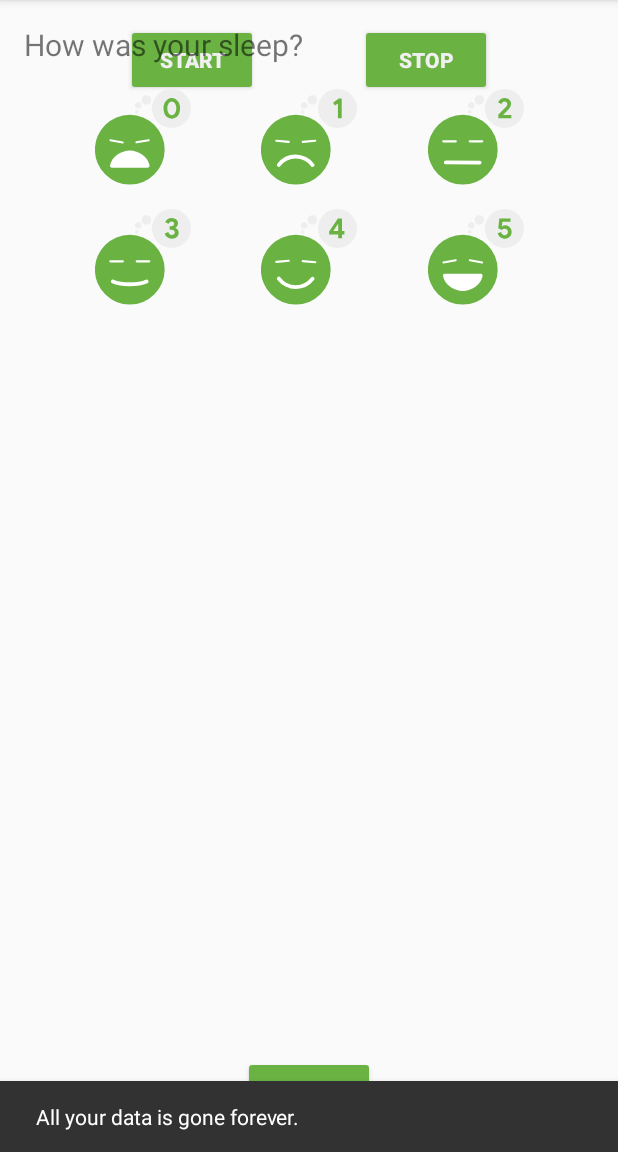
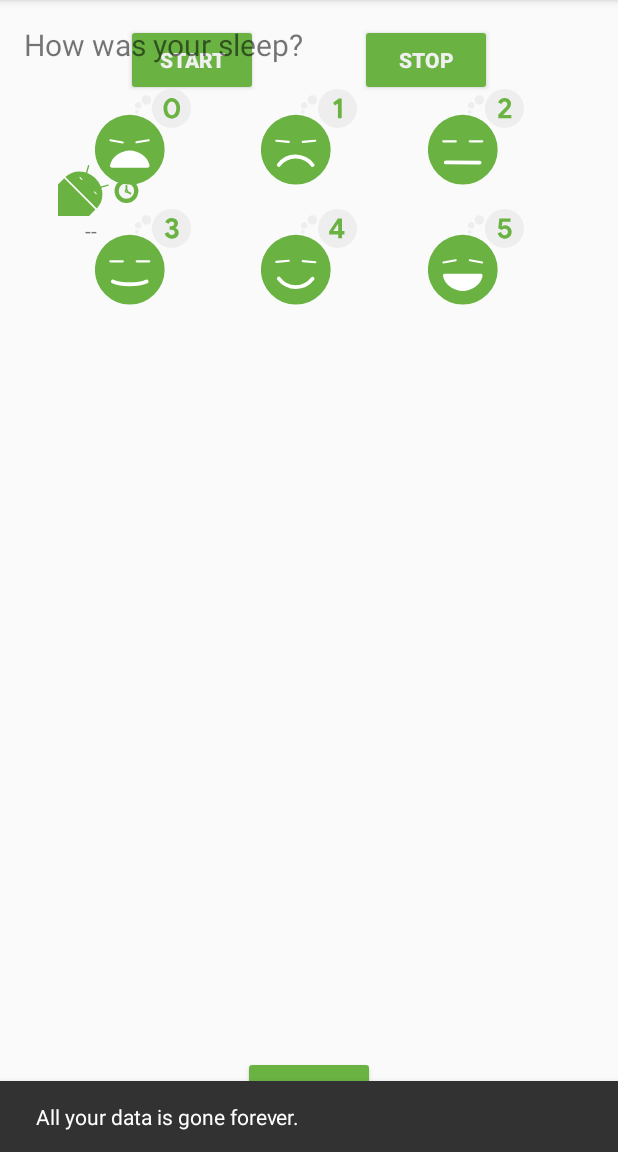
Before and after one commit to zvonimirplivelic/TrackMySleepQuality, an Android app: the screen it shows after launch (MainActivity), after a tap on "CLEAR", on a phone screen of 412 x 824 dp, the part 84-1236 px from its top. Run offline under Robolectric (Android 15) with nearby library versions, the phone set to English and light mode, and no system bars; our stand-ins replace Room's generated code, data binding; Roboto replaces fonts that are not available here; 4 statements that could not run were skipped; 2 other taps on this screen came first.

Commit message:
changed recycler manager from linear to grid layout manager

```diff
--- a/app/src/main/java/com/example/android/trackmysleepquality/sleeptracker/BindingUtils.kt
+++ b/app/src/main/java/com/example/android/trackmysleepquality/sleeptracker/BindingUtils.kt
@@ -9,27 +9,29 @@ import com.example.android.trackmysleepquality.convertNumericQualityToString
 import com.example.android.trackmysleepquality.database.SleepNight
 
 
-class BindingUtils () {
 @BindingAdapter("sleepDurationFormatted")
 fun TextView.setSleepDurationFormatted(item: SleepNight) {
     text = convertDurationToFormatted(item.startTimeMillis, item.endTimeMillis, context.resources)
 }
+
 
 @BindingAdapter("sleepQualityString")
 fun TextView.setSleepQualityString(item: SleepNight) {
     text = convertNumericQualityToString(item.sleepQuality, context.resources)
 }
 
+
 @BindingAdapter("sleepImage")
 fun ImageView.setSleepImage(item: SleepNight) {
-        setImageResource(when(item.sleepQuality) {
+    setImageResource(when (item.sleepQuality) {
         0 -> R.drawable.ic_sleep_0
         1 -> R.drawable.ic_sleep_1
         2 -> R.drawable.ic_sleep_2
+
         3 -> R.drawable.ic_sleep_3
+
         4 -> R.drawable.ic_sleep_4
         5 -> R.drawable.ic_sleep_5
         else -> R.drawable.ic_sleep_active
     })
 }
-}
--- a/app/src/main/java/com/example/android/trackmysleepquality/sleeptracker/SleepTrackerFragment.kt
+++ b/app/src/main/java/com/example/android/trackmysleepquality/sleeptracker/SleepTrackerFragment.kt
@@ -25,70 +25,64 @@ import androidx.fragment.app.Fragment
 import androidx.lifecycle.Observer
 import androidx.lifecycle.ViewModelProvider
 import androidx.navigation.fragment.findNavController
+import androidx.recyclerview.widget.GridLayoutManager
 import com.example.android.trackmysleepquality.R
 import com.example.android.trackmysleepquality.database.SleepDatabase
 import com.example.android.trackmysleepquality.databinding.FragmentSleepTrackerBinding
 import com.google.android.material.snackbar.Snackbar
 
-/**
- * A fragment with buttons to record start and end times for sleep, which are saved in
- * a database. Cumulative data is displayed in a simple scrollable TextView.
- * (Because we have not learned about RecyclerView yet.)
- */
 class SleepTrackerFragment : Fragment() {
-
-    /**
-     * Called when the Fragment is ready to display content to the screen.
-     *
-     * This function uses DataBindingUtil to inflate R.layout.fragment_sleep_quality.
-     */
     override fun onCreateView(inflater: LayoutInflater, container: ViewGroup?,
                               savedInstanceState: Bundle?): View? {
-
-        // Get a reference to the binding object and inflate the fragment views.
         val binding: FragmentSleepTrackerBinding = DataBindingUtil.inflate(
                 inflater, R.layout.fragment_sleep_tracker, container, false)
 
         val application = requireNotNull(this.activity).application
+
         val dataSource = SleepDatabase.getInstance(application).sleepDatabaseDao
-
         val viewModelFactory = SleepTrackerViewModelFactory(dataSource, application)
 
         val sleepTrackerViewModel =
-                ViewModelProvider(this, viewModelFactory)
-                        .get(SleepTrackerViewModel::class.java)
+                ViewModelProvider(
+                        this, viewModelFactory).get(SleepTrackerViewModel::class.java)
+
+        binding.sleepTrackerViewModel = sleepTrackerViewModel
 
         val adapter = SleepNightAdapter()
+        binding.sleepList.adapter = adapter
 
-        sleepTrackerViewModel.navigateToSleepQuality.observe(viewLifecycleOwner, { night ->
-            night?.let {
-                findNavController().navigate(
-                        SleepTrackerFragmentDirections
-                                .actionSleepTrackerFragmentToSleepQualityFragment(night.nightId))
-                sleepTrackerViewModel.doneNavigating()
+        sleepTrackerViewModel.nights.observe(viewLifecycleOwner, Observer {
+            it?.let {
+                adapter.submitList(it)
             }
         })
 
-        sleepTrackerViewModel.showSnackBarEvent.observe(viewLifecycleOwner, {
+        binding.setLifecycleOwner(this)
+
+        sleepTrackerViewModel.showSnackBarEvent.observe(viewLifecycleOwner, Observer {
             if (it == true) {
                 Snackbar.make(
                         requireActivity().findViewById(android.R.id.content),
                         getString(R.string.cleared_message),
-                        Snackbar.LENGTH_SHORT
+                        Snackbar.LENGTH_SHORT // How long to display the message.
                 ).show()
                 sleepTrackerViewModel.doneShowingSnackbar()
             }
         })
 
-        sleepTrackerViewModel.nights.observe(viewLifecycleOwner, {
-            it?.let {
-                adapter.submitList(it)
+        sleepTrackerViewModel.navigateToSleepQuality.observe(viewLifecycleOwner, Observer { night ->
+            night?.let {
+                this.findNavController().navigate(
+                        SleepTrackerFragmentDirections
+                                .actionSleepTrackerFragmentToSleepQualityFragment(night.nightId))
+
+                sleepTrackerViewModel.doneNavigating()
             }
         })
 
-        binding.sleepList.adapter = adapter
-        binding.sleepTrackerViewModel = sleepTrackerViewModel
-        binding.lifecycleOwner = this
+        val manager = GridLayoutManager(activity, 3)
+        binding.sleepList.layoutManager = manager
+
 
         return binding.root
     }
--- a/app/src/main/res/layout/fragment_sleep_tracker.xml
+++ b/app/src/main/res/layout/fragment_sleep_tracker.xml
@@ -82,7 +82,6 @@
             android:id="@+id/sleep_list"
             android:layout_width="match_parent"
             android:layout_height="0dp"
-            app:layoutManager="androidx.recyclerview.widget.LinearLayoutManager"
             app:layout_constraintBottom_toTopOf="@id/clear_button"
             app:layout_constraintLeft_toLeftOf="parent"
             app:layout_constraintRight_toRightOf="parent"
--- a/app/src/main/res/layout/list_item_sleep_night.xml
+++ b/app/src/main/res/layout/list_item_sleep_night.xml
@@ -1,14 +1,30 @@
-<?xml version="1.0" encoding="utf-8"?>
+<?xml version="1.0" encoding="utf-8"?><!--
+  ~ Copyright 2019, The Android Open Source Project
+  ~
+  ~ Licensed under the Apache License, Version 2.0 (the "License");
+  ~ you may not use this file except in compliance with the License.
+  ~ You may obtain a copy of the License at
+  ~
+  ~     http://www.apache.org/licenses/LICENSE-2.0
+  ~
+  ~ Unless required by applicable law or agreed to in writing, software
+  ~ distributed under the License is distributed on an "AS IS" BASIS,
+  ~ WITHOUT WARRANTIES OR CONDITIONS OF ANY KIND, either express or implied.
+  ~ See the License for the specific language governing permissions and
+  ~ limitations under the License.
+  -->
+
+
 <layout xmlns:android="http://schemas.android.com/apk/res/android"
     xmlns:app="http://schemas.android.com/apk/res-auto"
     xmlns:tools="http://schemas.android.com/tools">
 
     <data>
-
         <variable
             name="sleep"
-            type="com.example.android.trackmysleepquality.database.SleepNight" />
+            type="com.example.android.trackmysleepquality.database.SleepNight"/>
     </data>
+
 
     <androidx.constraintlayout.widget.ConstraintLayout
         android:layout_width="match_parent"
@@ -18,38 +34,28 @@
             android:id="@+id/quality_image"
             android:layout_width="@dimen/icon_size"
             android:layout_height="60dp"
-            android:layout_marginStart="16dp"
             android:layout_marginTop="8dp"
             android:layout_marginBottom="8dp"
             app:layout_constraintBottom_toBottomOf="parent"
+            app:layout_constraintEnd_toEndOf="parent"
             app:layout_constraintStart_toStartOf="parent"
             app:layout_constraintTop_toTopOf="parent"
-            app:sleepImage="@{sleep}"
-            tools:srcCompat="@drawable/ic_sleep_5" />
-
-        <TextView
-            android:id="@+id/sleep_length"
-            android:layout_width="0dp"
-            android:layout_height="20dp"
-            android:layout_marginStart="8dp"
-            android:layout_marginTop="8dp"
-            android:layout_marginEnd="16dp"
-            app:layout_constraintEnd_toEndOf="parent"
-            app:layout_constraintStart_toEndOf="@+id/quality_image"
-            app:layout_constraintTop_toTopOf="@+id/quality_image"
-            app:sleepDurationFormatted="@{sleep}"
-            tools:text="Wednesday" />
+            tools:srcCompat="@drawable/ic_sleep_5"
+            app:sleepImage="@{sleep}"/>
 
         <TextView
             android:id="@+id/quality_string"
             android:layout_width="0dp"
             android:layout_height="20dp"
-            android:layout_marginTop="8dp"
-            app:layout_constraintEnd_toEndOf="@+id/sleep_length"
+            android:layout_marginEnd="16dp"
+            android:textAlignment="center"
+            app:layout_constraintBottom_toBottomOf="parent"
+            app:layout_constraintEnd_toEndOf="parent"
             app:layout_constraintHorizontal_bias="0.0"
-            app:layout_constraintStart_toStartOf="@+id/sleep_length"
-            app:layout_constraintTop_toBottomOf="@+id/sleep_length"
+            app:layout_constraintStart_toStartOf="parent"
+            app:layout_constraintTop_toBottomOf="@+id/quality_image"
             app:sleepQualityString="@{sleep}"
-            tools:text="Excellent!!!" />
+            tools:text="Excellent!"/>
+
     </androidx.constraintlayout.widget.ConstraintLayout>
 </layout>
```
Lines whose indentation alone changed are shown as unchanged.
